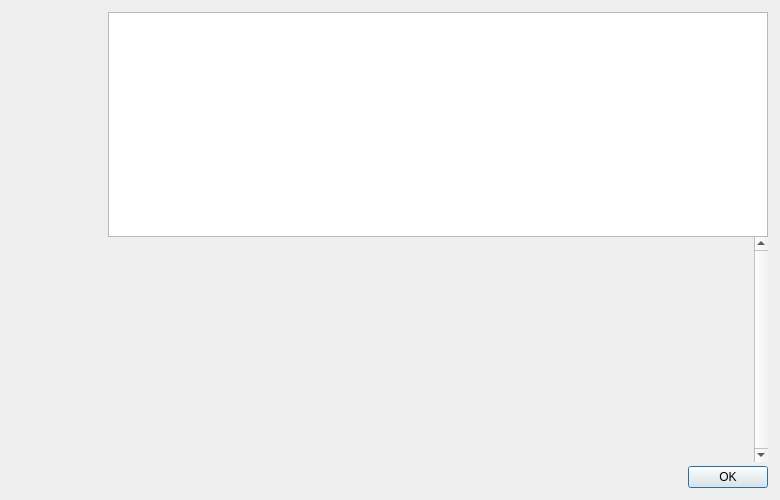
adm2018/curium, file src/qt/forms/helpmessagedialog.ui: the form before one commit.
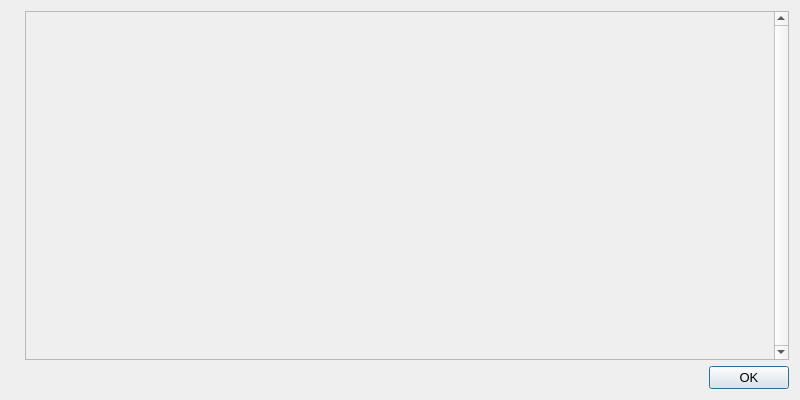
The form after the commit. Icons and pictures are not drawn.

```diff
--- a/src/qt/forms/helpmessagedialog.ui
+++ b/src/qt/forms/helpmessagedialog.ui
@@ -6,102 +6,36 @@
    <rect>
     <x>0</x>
     <y>0</y>
-    <width>780</width>
-    <height>500</height>
+    <width>800</width>
+    <height>400</height>
    </rect>
   </property>
-  <property name="maximumSize">
-   <size>
-    <width>16777215</width>
-    <height>500</height>
-   </size>
+  <property name="font">
+   <font>
+    <pointsize>10</pointsize>
+   </font>
   </property>
   <property name="windowTitle">
    <string notr="true">Curium - Command-line options</string>
   </property>
   <layout class="QHBoxLayout" name="horizontalLayout_2">
-   <property name="spacing">
-    <number>0</number>
-   </property>
-   <property name="leftMargin">
-    <number>12</number>
-   </property>
-   <property name="topMargin">
-    <number>12</number>
-   </property>
-   <property name="rightMargin">
-    <number>12</number>
-   </property>
-   <property name="bottomMargin">
-    <number>12</number>
-   </property>
    <item>
-    <layout class="QVBoxLayout" name="verticalLayoutLogo" stretch="0">
-     <property name="leftMargin">
-      <number>0</number>
+    <widget class="QLabel" name="graphic">
+     <property name="sizePolicy">
+      <sizepolicy hsizetype="Preferred" vsizetype="Ignored">
+       <horstretch>0</horstretch>
+       <verstretch>0</verstretch>
+      </sizepolicy>
      </property>
-     <property name="topMargin">
-      <number>0</number>
+     <property name="pixmap">
+      <pixmap resource="../curium.qrc">:/images/about</pixmap>
      </property>
-     <property name="rightMargin">
-      <number>0</number>
-     </property>
-     <item>
-      <widget class="QLabel" name="aboutLogo">
-       <property name="sizePolicy">
-        <sizepolicy hsizetype="Preferred" vsizetype="Ignored">
-         <horstretch>0</horstretch>
-         <verstretch>0</verstretch>
-        </sizepolicy>
-       </property>
-       <property name="minimumSize">
-        <size>
-         <width>96</width>
-         <height>464</height>
-        </size>
-       </property>
-       <property name="maximumSize">
-        <size>
-         <width>96</width>
-         <height>564</height>
-        </size>
-       </property>
-       <property name="baseSize">
-        <size>
-         <width>96</width>
-         <height>564</height>
-        </size>
-       </property>
-       <property name="autoFillBackground">
-        <bool>false</bool>
-       </property>
-       <property name="pixmap">
-        <pixmap resource="../curium.qrc">:/images/drkblue/about</pixmap>
-       </property>
-       <property name="scaledContents">
-        <bool>false</bool>
-       </property>
-       <property name="alignment">
-        <set>Qt::AlignLeading|Qt::AlignLeft|Qt::AlignTop</set>
-       </property>
-      </widget>
-     </item>
-    </layout>
+    </widget>
    </item>
    <item>
     <layout class="QVBoxLayout" name="verticalLayout">
-     <item>
-      <widget class="QTextEdit" name="helpMessage">
-       <property name="readOnly">
-        <bool>true</bool>
-       </property>
-      </widget>
-     </item>
      <item>
       <widget class="QScrollArea" name="scrollArea">
-       <property name="frameShape">
-        <enum>QFrame::NoFrame</enum>
-       </property>
        <property name="verticalScrollBarPolicy">
         <enum>Qt::ScrollBarAlwaysOn</enum>
        </property>
@@ -113,8 +47,8 @@
          <rect>
           <x>0</x>
           <y>0</y>
-          <width>630</width>
-          <height>201</height>
+          <width>659</width>
+          <height>348</height>
          </rect>
         </property>
         <layout class="QVBoxLayout" name="verticalLayout_2">
@@ -126,9 +60,6 @@
            <property name="textFormat">
             <enum>Qt::PlainText</enum>
            </property>
-           <property name="alignment">
-            <set>Qt::AlignLeading|Qt::AlignLeft|Qt::AlignTop</set>
-           </property>
            <property name="openExternalLinks">
             <bool>true</bool>
            </property>
@@ -141,22 +72,6 @@
        </widget>
       </widget>
      </item>
-     <item>
-      <spacer name="verticalSpacer">
-       <property name="orientation">
-        <enum>Qt::Vertical</enum>
-       </property>
-       <property name="sizeType">
-        <enum>QSizePolicy::Fixed</enum>
-       </property>
-       <property name="sizeHint" stdset="0">
-        <size>
-         <width>4</width>
-         <height>4</height>
-        </size>
-       </property>
-      </spacer>
-     </item>
      <item>
       <widget class="QDialogButtonBox" name="okButton">
        <property name="orientation">
```
Left out of the diff: 4 changed lines with no effect on the pictures.
